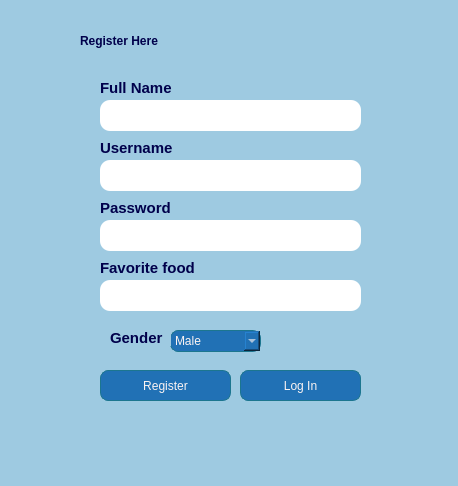
JustRax/AppDev-Project-DailySalesTracker-BSIT22A2, file ui/register.ui: the form before one commit.
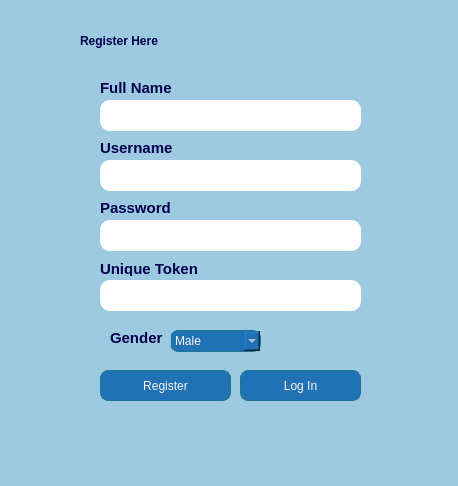
The form after the commit.

Diff of the .ui file:
```diff
--- a/ui/register.ui
+++ b/ui/register.ui
@@ -246,7 +246,7 @@
 font-size:15px;</string>
     </property>
     <property name="text">
-     <string>Favorite food</string>
+     <string>&lt;html&gt;&lt;head/&gt;&lt;body&gt;&lt;p&gt;Unique Token&lt;/p&gt;&lt;/body&gt;&lt;/html&gt;</string>
     </property>
    </widget>
   </widget>
```
Left out of the diff: 2 changed lines with no effect on the pictures.
